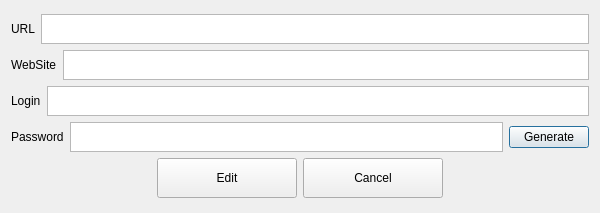
First picture: the form in editobject.ui, repository Autlasters/PasswordManagerUI, before the edit.
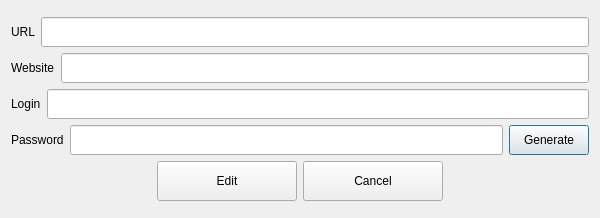
Second picture: the form after the edit.

Diff of the .ui file:
```diff
--- a/editobject.ui
+++ b/editobject.ui
@@ -7,7 +7,7 @@
     <x>0</x>
     <y>0</y>
     <width>600</width>
-    <height>213</height>
+    <height>218</height>
    </rect>
   </property>
   <property name="maximumSize">
@@ -55,16 +55,13 @@
           </widget>
          </item>
          <item>
-          <widget class="QTextEdit" name="UrlField">
+          <widget class="QLineEdit" name="UrlField">
            <property name="maximumSize">
             <size>
              <width>16777215</width>
              <height>30</height>
             </size>
            </property>
-           <property name="verticalScrollBarPolicy">
-            <enum>Qt::ScrollBarPolicy::ScrollBarAlwaysOff</enum>
-           </property>
           </widget>
          </item>
         </layout>
@@ -77,21 +74,18 @@
          <item>
           <widget class="QLabel" name="WebSiteLabel">
            <property name="text">
-            <string>WebSite</string>
+            <string>Website</string>
            </property>
           </widget>
          </item>
          <item>
-          <widget class="QTextEdit" name="WebSiteField">
+          <widget class="QLineEdit" name="WebSiteField">
            <property name="maximumSize">
             <size>
              <width>16777215</width>
              <height>30</height>
             </size>
            </property>
-           <property name="verticalScrollBarPolicy">
-            <enum>Qt::ScrollBarPolicy::ScrollBarAlwaysOff</enum>
-           </property>
           </widget>
          </item>
         </layout>
@@ -109,16 +103,13 @@
           </widget>
          </item>
          <item>
-          <widget class="QTextEdit" name="LoginField">
+          <widget class="QLineEdit" name="LoginField">
            <property name="maximumSize">
             <size>
              <width>16777215</width>
              <height>30</height>
             </size>
            </property>
-           <property name="verticalScrollBarPolicy">
-            <enum>Qt::ScrollBarPolicy::ScrollBarAlwaysOff</enum>
-           </property>
           </widget>
          </item>
         </layout>
@@ -139,20 +130,29 @@
           </widget>
          </item>
          <item>
-          <widget class="QTextEdit" name="PasswordField">
+          <widget class="QLineEdit" name="PasswordField">
+           <property name="minimumSize">
+            <size>
+             <width>0</width>
+             <height>30</height>
+            </size>
+           </property>
            <property name="maximumSize">
             <size>
              <width>16777215</width>
              <height>30</height>
             </size>
            </property>
-           <property name="verticalScrollBarPolicy">
-            <enum>Qt::ScrollBarPolicy::ScrollBarAlwaysOff</enum>
-           </property>
           </widget>
          </item>
          <item>
           <widget class="QPushButton" name="PasswordGenerateButton">
+           <property name="maximumSize">
+            <size>
+             <width>16777215</width>
+             <height>30</height>
+            </size>
+           </property>
            <property name="text">
             <string>Generate</string>
            </property>
```
